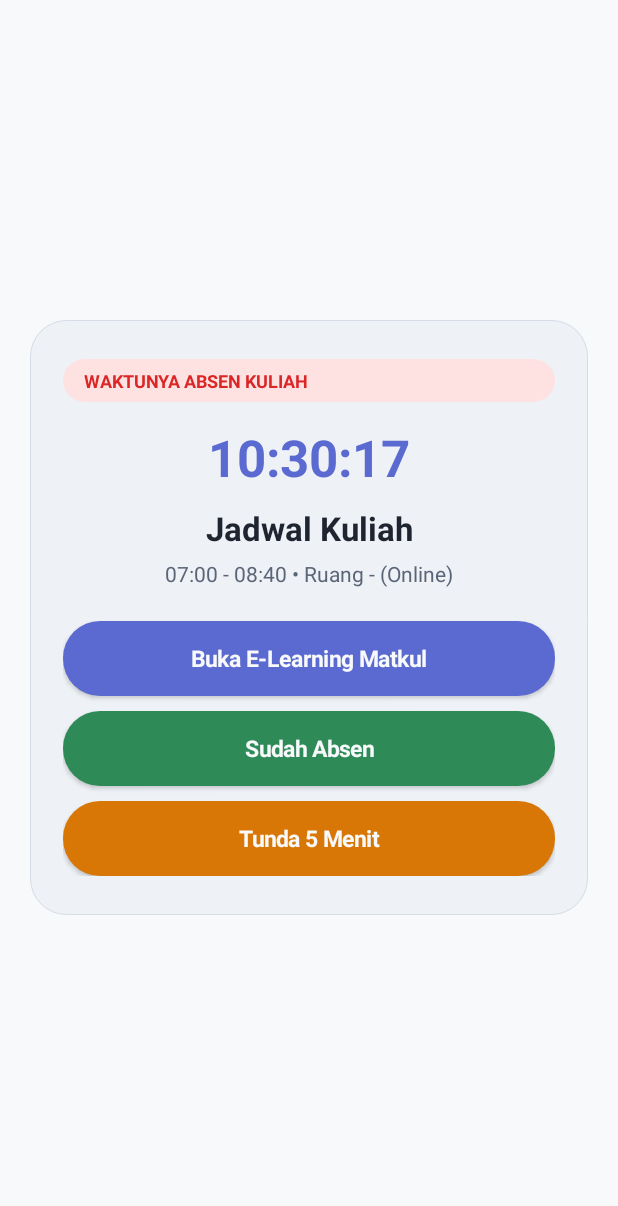
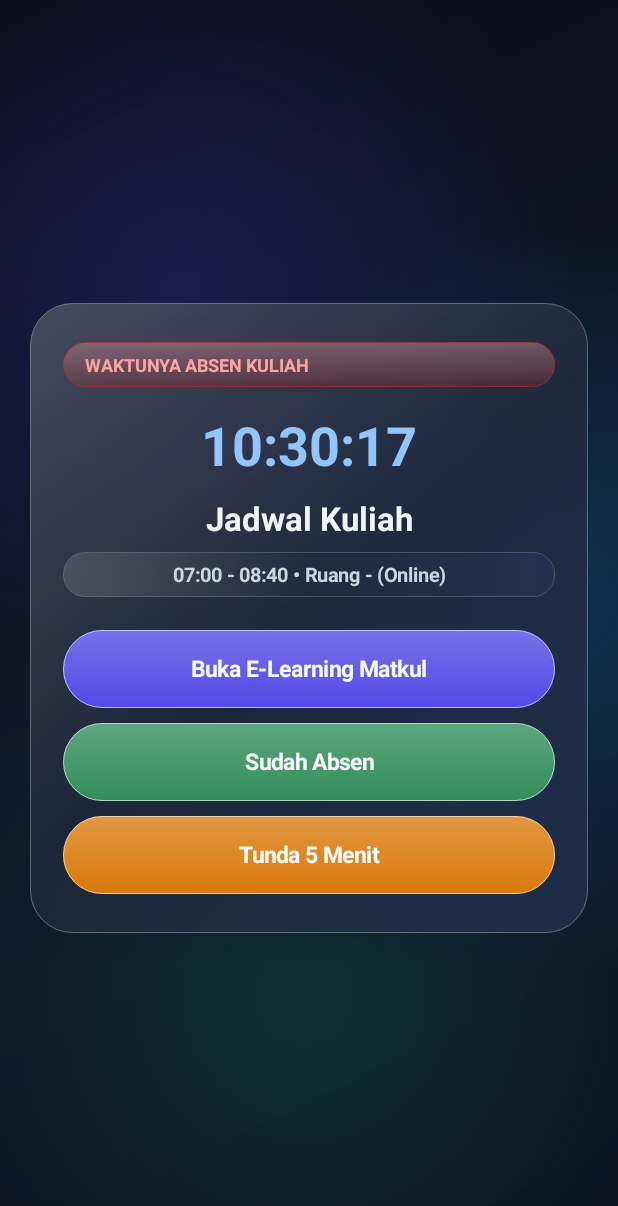
Before and after one commit to ti25rakharafiq-debug/absen-guard, an Android app: the AlarmAlertActivity screen opened directly, with no data from a screen before it, on a phone screen of 412 x 824 dp. Shown: the top 1206 px of the screen. Run offline under Robolectric (Android 15) with nearby library versions, the phone set to English and light mode, and no system bars; 1 statement that could not run was skipped.

Commit message:
Update AlarmAlertActivity.kt

```diff
--- a/app/src/main/java/com/absenguard/app/AlarmAlertActivity.kt
+++ b/app/src/main/java/com/absenguard/app/AlarmAlertActivity.kt
@@ -8,7 +8,6 @@ import android.content.Context
 import android.content.Intent
 import android.graphics.Color
 import android.graphics.Typeface
-import android.graphics.drawable.GradientDrawable
 import android.media.AudioAttributes
 import android.media.Ringtone
 import android.media.RingtoneManager
@@ -26,10 +25,12 @@ import android.view.View
 import android.view.WindowManager
 import android.widget.Button
 import android.widget.EditText
+import android.widget.FrameLayout
 import android.widget.LinearLayout
 import android.widget.TextView
 import android.widget.Toast
 import androidx.appcompat.app.AppCompatActivity
+import androidx.core.view.WindowInsetsControllerCompat
 import java.text.SimpleDateFormat
 import java.util.Calendar
 import java.util.Date
@@ -57,6 +58,7 @@ class AlarmAlertActivity : AppCompatActivity() {
     }
 
     private val handler = Handler(Looper.getMainLooper())
+    private lateinit var auroraView: AuroraMeshView
     private lateinit var clockView: TextView
     private var expectedAnswer = 0
     private var mathRequired = false
@@ -83,6 +85,15 @@ class AlarmAlertActivity : AppCompatActivity() {
 
         val scheduleId = intent.getLongExtra(AlarmScheduler.EXTRA_SCHEDULE_ID, -1L)
         val db = ScheduleDbHelper(this)
+        val isDark = db.getSetting("dark_mode", "0") == "1"
+
+        window.statusBarColor = Color.parseColor(if (isDark) "#080C16" else "#E8EEFF")
+        window.navigationBarColor = Color.parseColor(if (isDark) "#0B1324" else "#E6F7FA")
+        WindowInsetsControllerCompat(window, window.decorView).apply {
+            isAppearanceLightStatusBars = !isDark
+            isAppearanceLightNavigationBars = !isDark
+        }
+
         val schedule = if (scheduleId == AlarmScheduler.TEST_SCHEDULE_ID) {
             CourseSchedule(
                 id = AlarmScheduler.TEST_SCHEDULE_ID,
@@ -178,44 +189,50 @@ class AlarmAlertActivity : AppCompatActivity() {
             }
         }
 
-        val root = LinearLayout(this).apply {
+        val rootFrame = FrameLayout(this)
+        auroraView = AuroraMeshView(this) { isDark }
+        rootFrame.addView(
+            auroraView,
+            FrameLayout.LayoutParams(
+                FrameLayout.LayoutParams.MATCH_PARENT,
+                FrameLayout.LayoutParams.MATCH_PARENT
+            )
+        )
+
+        val centerWrap = LinearLayout(this).apply {
             orientation = LinearLayout.VERTICAL
             gravity = Gravity.CENTER
             setPadding(dp(20), dp(24), dp(20), dp(24))
-            background = GradientDrawable().apply {
-                setColor(Color.parseColor("#F8F9FA"))
-            }
         }
 
         val card = LinearLayout(this).apply {
             orientation = LinearLayout.VERTICAL
             gravity = Gravity.CENTER_HORIZONTAL
             setPadding(dp(22), dp(26), dp(22), dp(26))
-            background = GradientDrawable().apply {
-                setColor(Color.parseColor("#EEF1F6"))
-                cornerRadius = dp(24).toFloat()
-                setStroke(dp(1), Color.parseColor("#D5DCE6"))
-            }
+            background = LiquidGlassKit.glassSurface(this@AlarmAlertActivity, isDark, 28f)
+            LiquidGlassKit.applyGlassElevation(this, 12f, isDark)
         }
 
         val badge = TextView(this).apply {
             text = "WAKTUNYA ABSEN KULIAH"
             textSize = 12f
             setTypeface(null, Typeface.BOLD)
-            setTextColor(Color.parseColor("#DC2626"))
-            setPadding(dp(14), dp(6), dp(14), dp(6))
-            background = GradientDrawable().apply {
-                setColor(Color.parseColor("#FEE2E2"))
-                cornerRadius = dp(16).toFloat()
-            }
+            setTextColor(Color.parseColor(if (isDark) "#FCA5A5" else "#DC2626"))
+            setPadding(dp(15), dp(7), dp(15), dp(7))
+            background = LiquidGlassKit.pillGlassSurface(
+                this@AlarmAlertActivity,
+                if (isDark) "#4D991B1B" else "#33DC2626",
+                "#80DC2626",
+                16f
+            )
         }
-        val badgePulse = ObjectAnimator.ofFloat(badge, "scaleX", 1f, 1.04f).apply {
-            duration = 900L
+        val badgePulse = ObjectAnimator.ofFloat(badge, "scaleX", 1f, 1.05f).apply {
+            duration = 850L
             repeatCount = ValueAnimator.INFINITE
             repeatMode = ValueAnimator.REVERSE
         }
-        val badgePulseY = ObjectAnimator.ofFloat(badge, "scaleY", 1f, 1.04f).apply {
-            duration = 900L
+        val badgePulseY = ObjectAnimator.ofFloat(badge, "scaleY", 1f, 1.05f).apply {
+            duration = 850L
             repeatCount = ValueAnimator.INFINITE
             repeatMode = ValueAnimator.REVERSE
         }
@@ -224,9 +241,9 @@ class AlarmAlertActivity : AppCompatActivity() {
 
         clockView = TextView(this).apply {
             text = SimpleDateFormat("HH:mm:ss", Locale.getDefault()).format(Date())
-            textSize = 34f
+            textSize = 36f
             setTypeface(null, Typeface.BOLD)
-            setTextColor(Color.parseColor("#5B6AD0"))
+            setTextColor(Color.parseColor(if (isDark) "#93C5FD" else "#4338CA"))
             gravity = Gravity.CENTER
         }
 
@@ -234,7 +251,7 @@ class AlarmAlertActivity : AppCompatActivity() {
             text = schedule.courseName
             textSize = 22f
             setTypeface(null, Typeface.BOLD)
-            setTextColor(Color.parseColor("#1E2430"))
+            setTextColor(Color.parseColor(if (isDark) "#F1F5F9" else "#0F172A"))
             gravity = Gravity.CENTER
         }
 
@@ -251,8 +268,11 @@ class AlarmAlertActivity : AppCompatActivity() {
 
         val subtitleView = TextView(this).apply {
             text = timeText
-            textSize = 14f
-            setTextColor(Color.parseColor("#5A6577"))
+            textSize = 13f
+            setTypeface(null, Typeface.BOLD)
+            setTextColor(Color.parseColor(if (isDark) "#CBD5E1" else "#475569"))
+            setPadding(dp(14), dp(6), dp(14), dp(6))
+            background = LiquidGlassKit.glassSurface(this@AlarmAlertActivity, isDark, 14f, strongRim = false)
             gravity = Gravity.CENTER
         }
 
@@ -261,7 +281,7 @@ class AlarmAlertActivity : AppCompatActivity() {
         card.addView(clockView)
         card.addView(space(10))
         card.addView(titleView)
-        card.addView(space(6))
+        card.addView(space(8))
         card.addView(subtitleView)
 
         if (mathRequired) {
@@ -273,7 +293,7 @@ class AlarmAlertActivity : AppCompatActivity() {
                 text = "Tantangan Pagi: $a + $b = ?"
                 textSize = 14f
                 setTypeface(null, Typeface.BOLD)
-                setTextColor(Color.parseColor("#1E2430"))
+                setTextColor(Color.parseColor(if (isDark) "#F1F5F9" else "#0F172A"))
                 gravity = Gravity.CENTER
             }
 
@@ -281,14 +301,10 @@ class AlarmAlertActivity : AppCompatActivity() {
                 hint = "Ketik hasil hitungan"
                 inputType = InputType.TYPE_CLASS_NUMBER
                 gravity = Gravity.CENTER
-                setTextColor(Color.parseColor("#1E2430"))
-                setHintTextColor(Color.parseColor("#5A6577"))
+                setTextColor(Color.parseColor(if (isDark) "#F1F5F9" else "#0F172A"))
+                setHintTextColor(Color.parseColor("#64748B"))
                 setPadding(dp(14), dp(10), dp(14), dp(10))
-                background = GradientDrawable().apply {
-                    setColor(Color.parseColor("#F8F9FA"))
-                    cornerRadius = dp(14).toFloat()
-                    setStroke(dp(1), Color.parseColor("#D5DCE6"))
-                }
+                background = LiquidGlassKit.glassSurface(this@AlarmAlertActivity, isDark, 16f)
             }
             mathInput = edit
             card.addView(space(16))
@@ -297,7 +313,7 @@ class AlarmAlertActivity : AppCompatActivity() {
             card.addView(edit, LinearLayout.LayoutParams(LinearLayout.LayoutParams.MATCH_PARENT, LinearLayout.LayoutParams.WRAP_CONTENT))
         }
 
-        val btnPortal = makeActionButton("Buka E-Learning Matkul", "#5B6AD0") {
+        val btnPortal = makeActionButton("Buka E-Learning Matkul", "#4F46E5") {
             if (!validateMath()) return@makeActionButton
             stopActiveAlarm()
             cancelNotif(schedule.id)
@@ -331,15 +347,26 @@ class AlarmAlertActivity : AppCompatActivity() {
         }
 
         card.addView(space(22))
-        card.addView(btnPortal, LinearLayout.LayoutParams(LinearLayout.LayoutParams.MATCH_PARENT, dp(50)))
+        card.addView(btnPortal, LinearLayout.LayoutParams(LinearLayout.LayoutParams.MATCH_PARENT, dp(52)))
         card.addView(space(10))
-        card.addView(btnAttend, LinearLayout.LayoutParams(LinearLayout.LayoutParams.MATCH_PARENT, dp(50)))
+        card.addView(btnAttend, LinearLayout.LayoutParams(LinearLayout.LayoutParams.MATCH_PARENT, dp(52)))
         card.addView(space(10))
-        card.addView(btnSnooze, LinearLayout.LayoutParams(LinearLayout.LayoutParams.MATCH_PARENT, dp(50)))
+        card.addView(btnSnooze, LinearLayout.LayoutParams(LinearLayout.LayoutParams.MATCH_PARENT, dp(52)))
 
-        root.addView(card, LinearLayout.LayoutParams(LinearLayout.LayoutParams.MATCH_PARENT, LinearLayout.LayoutParams.WRAP_CONTENT))
-        setContentView(root)
+        centerWrap.addView(card, LinearLayout.LayoutParams(LinearLayout.LayoutParams.MATCH_PARENT, LinearLayout.LayoutParams.WRAP_CONTENT))
+        rootFrame.addView(centerWrap)
+        setContentView(rootFrame)
         handler.post(clockRunnable)
+    }
+
+    override fun onResume() {
+        super.onResume()
+        auroraView.startMotion()
+    }
+
+    override fun onPause() {
+        auroraView.stopMotion()
+        super.onPause()
     }
 
     private fun validateMath(): Boolean {
@@ -364,12 +391,11 @@ class AlarmAlertActivity : AppCompatActivity() {
             isAllCaps = false
             textSize = 15f
             setTypeface(null, Typeface.BOLD)
-            setTextColor(Color.parseColor("#F8F9FA"))
-            background = GradientDrawable().apply {
-                setColor(Color.parseColor(hexColor))
-                cornerRadius = dp(25).toFloat()
-            }
+            setTextColor(Color.parseColor("#F8FAFC"))
+            background = LiquidGlassKit.pillGlassSurface(this@AlarmAlertActivity, hexColor, "#A6F8FAFC", 26f)
+            LiquidGlassKit.applyGlassElevation(this, 6f, false)
             setOnClickListener { onClick() }
+            LiquidGlassKit.attachLiquidTouch(this, 0.95f)
         }
     }
 
```
